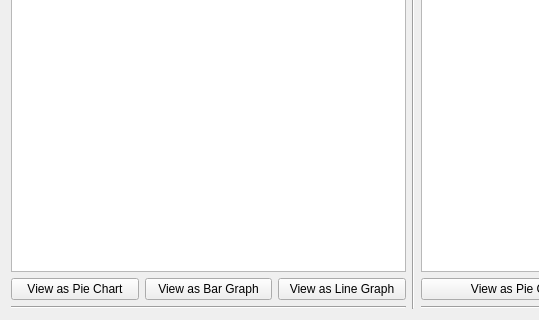
Qt form Application/Application/DashBoard.ui (abutlerboudakian/future_wallet) before a commit; both pictures show x 0 to 539 and y 196 to 516 of the 827 by 516 pixel window.
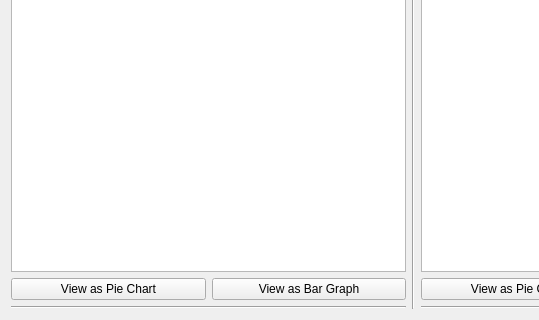
The same form after that commit.

Commit message: Additional bug fixes to populating data

The edit to the form file:
```diff
--- a/Application/Application/DashBoard.ui
+++ b/Application/Application/DashBoard.ui
@@ -77,13 +77,6 @@
              </property>
             </widget>
            </item>
-           <item>
-            <widget class="QPushButton" name="metricsLine">
-             <property name="text">
-              <string>View as Line Graph</string>
-             </property>
-            </widget>
-           </item>
           </layout>
          </item>
          <item>
```
The commit also changes 1 other file.
